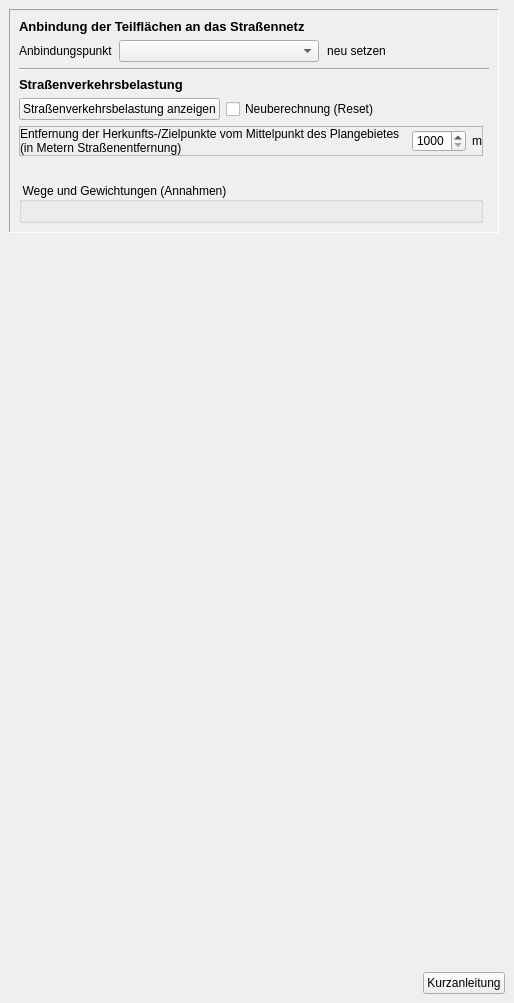
Qt form projektcheck/ui/ProjektCheck_dockwidget_analysis_03-ViU.ui (projektcheck/ProjektCheck-QGIS) before a commit.
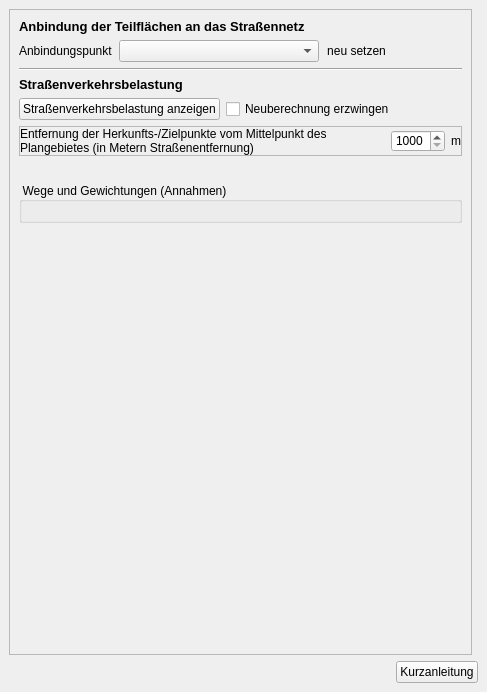
The same form after that commit. Icons and pictures are not drawn.

Commit message: Design as in branch ui_corrections

```diff
--- a/projektcheck/ui/ProjektCheck_dockwidget_analysis_03-ViU.ui
+++ b/projektcheck/ui/ProjektCheck_dockwidget_analysis_03-ViU.ui
@@ -9,8 +9,8 @@
    <rect>
     <x>0</x>
     <y>0</y>
-    <width>514</width>
-    <height>1003</height>
+    <width>487</width>
+    <height>692</height>
    </rect>
   </property>
   <property name="styleSheet">
@@ -57,98 +57,36 @@
   </property>
   <widget class="QWidget" name="dockWidgetContents">
    <layout class="QGridLayout" name="gridLayout">
-    <item row="11" column="0">
-     <spacer name="verticalSpacer_3">
-      <property name="orientation">
-       <enum>Qt::Vertical</enum>
+    <item row="0" column="0">
+     <widget class="QScrollArea" name="scrollArea">
+      <property name="widgetResizable">
+       <bool>true</bool>
       </property>
-      <property name="sizeHint" stdset="0">
-       <size>
-        <width>20</width>
-        <height>40</height>
-       </size>
-      </property>
-     </spacer>
-    </item>
-    <item row="12" column="0" colspan="2">
-     <layout class="QHBoxLayout" name="horizontalLayout_3">
-      <property name="leftMargin">
-       <number>0</number>
-      </property>
-      <property name="topMargin">
-       <number>0</number>
-      </property>
-      <property name="rightMargin">
-       <number>0</number>
-      </property>
-      <property name="bottomMargin">
-       <number>0</number>
-      </property>
+      <widget class="QWidget" name="scrollAreaWidgetContents">
+       <property name="geometry">
+        <rect>
+         <x>0</x>
+         <y>0</y>
+         <width>461</width>
+         <height>618</height>
+        </rect>
+       </property>
+       <layout class="QVBoxLayout" name="verticalLayout_2">
       <item>
-       <spacer name="horizontalSpacer_5">
-        <property name="orientation">
-         <enum>Qt::Horizontal</enum>
-        </property>
-        <property name="sizeHint" stdset="0">
-         <size>
-          <width>40</width>
-          <height>20</height>
-         </size>
-        </property>
-       </spacer>
-      </item>
-      <item>
-       <widget class="QPushButton" name="pushButton_3">
-        <property name="sizePolicy">
-         <sizepolicy hsizetype="Fixed" vsizetype="Fixed">
-          <horstretch>0</horstretch>
-          <verstretch>0</verstretch>
-         </sizepolicy>
-        </property>
-        <property name="layoutDirection">
-         <enum>Qt::LeftToRight</enum>
+         <widget class="QLabel" name="label">
+          <property name="font">
+           <font>
+            <pointsize>10</pointsize>
+            <weight>75</weight>
+            <bold>true</bold>
+           </font>
         </property>
         <property name="text">
-         <string>Kurzanleitung</string>
-        </property>
-        <property name="icon">
-         <iconset>
-          <normaloff>../../images/iconset_mob/20190619_iconset_mob_info_2.png</normaloff>../../images/iconset_mob/20190619_iconset_mob_info_2.png</iconset>
-        </property>
-       </widget>
-      </item>
-     </layout>
-    </item>
-    <item row="1" column="0">
-     <widget class="QFrame" name="frame">
-      <property name="frameShape">
-       <enum>QFrame::Panel</enum>
-      </property>
-      <property name="frameShadow">
-       <enum>QFrame::Sunken</enum>
-      </property>
-      <layout class="QGridLayout" name="gridLayout_2">
-       <item row="2" column="0" colspan="2">
-        <widget class="Line" name="line_3">
-         <property name="orientation">
-          <enum>Qt::Horizontal</enum>
-         </property>
-        </widget>
-       </item>
-       <item row="9" column="0">
-        <spacer name="horizontalSpacer_3">
-         <property name="orientation">
-          <enum>Qt::Horizontal</enum>
-         </property>
-         <property name="sizeHint" stdset="0">
-          <size>
-           <width>40</width>
-           <height>20</height>
-          </size>
-         </property>
-        </spacer>
-       </item>
-       <item row="1" column="0" colspan="2">
+           <string>Anbindung der Teilflächen an das Straßennetz</string>
+          </property>
+         </widget>
+        </item>
+        <item>
         <layout class="QHBoxLayout" name="horizontalLayout">
          <item>
           <widget class="QLabel" name="label_3">
@@ -209,7 +147,14 @@
          </item>
         </layout>
        </item>
-       <item row="3" column="0">
+        <item>
+         <widget class="Line" name="line_3">
+          <property name="orientation">
+           <enum>Qt::Horizontal</enum>
+          </property>
+         </widget>
+        </item>
+        <item>
         <widget class="QLabel" name="label_2">
          <property name="font">
           <font>
@@ -223,7 +168,7 @@
          </property>
         </widget>
        </item>
-       <item row="6" column="0">
+        <item>
         <layout class="QHBoxLayout" name="horizontalLayout_4">
          <item>
           <widget class="QPushButton" name="calculate_traffic_button">
@@ -248,7 +193,7 @@
          <item>
           <widget class="QCheckBox" name="recalculate_check">
            <property name="text">
-            <string>Neuberechnung (Reset)</string>
+             <string>Neuberechnung erzwingen</string>
            </property>
           </widget>
          </item>
@@ -267,21 +212,7 @@
          </item>
         </layout>
        </item>
-       <item row="0" column="0">
-        <widget class="QLabel" name="label">
-         <property name="font">
-          <font>
-           <pointsize>10</pointsize>
-           <weight>75</weight>
-           <bold>true</bold>
-          </font>
-         </property>
-         <property name="text">
-          <string>Anbindung der Teilflächen an das Straßennetz</string>
-         </property>
-        </widget>
-       </item>
-       <item row="7" column="0">
+        <item>
         <widget class="QFrame" name="distance_frame">
          <property name="enabled">
           <bool>true</bool>
@@ -356,7 +287,20 @@
          </layout>
         </widget>
        </item>
-       <item row="10" column="0">
+        <item>
+         <spacer name="horizontalSpacer_3">
+          <property name="orientation">
+           <enum>Qt::Horizontal</enum>
+          </property>
+          <property name="sizeHint" stdset="0">
+           <size>
+            <width>40</width>
+            <height>20</height>
+           </size>
+          </property>
+         </spacer>
+        </item>
+        <item>
         <widget class="QGroupBox" name="settings_group">
          <property name="title">
           <string>Wege und Gewichtungen (Annahmen)</string>
@@ -364,8 +308,71 @@
          <layout class="QVBoxLayout" name="verticalLayout"/>
         </widget>
        </item>
-      </layout>
-     </widget>
+        <item>
+         <spacer name="verticalSpacer_3">
+          <property name="orientation">
+           <enum>Qt::Vertical</enum>
+          </property>
+          <property name="sizeHint" stdset="0">
+           <size>
+            <width>20</width>
+            <height>40</height>
+           </size>
+          </property>
+         </spacer>
+        </item>
+       </layout>
+      </widget>
+     </widget>
+    </item>
+    <item row="11" column="0" colspan="2">
+     <layout class="QHBoxLayout" name="horizontalLayout_3">
+      <property name="leftMargin">
+       <number>0</number>
+      </property>
+      <property name="topMargin">
+       <number>0</number>
+      </property>
+      <property name="rightMargin">
+       <number>0</number>
+      </property>
+      <property name="bottomMargin">
+       <number>0</number>
+      </property>
+      <item>
+       <spacer name="horizontalSpacer_5">
+        <property name="orientation">
+         <enum>Qt::Horizontal</enum>
+        </property>
+        <property name="sizeHint" stdset="0">
+         <size>
+          <width>40</width>
+          <height>20</height>
+         </size>
+        </property>
+       </spacer>
+      </item>
+      <item>
+       <widget class="QPushButton" name="pushButton_3">
+        <property name="sizePolicy">
+         <sizepolicy hsizetype="Fixed" vsizetype="Fixed">
+          <horstretch>0</horstretch>
+          <verstretch>0</verstretch>
+         </sizepolicy>
+        </property>
+        <property name="layoutDirection">
+         <enum>Qt::LeftToRight</enum>
+        </property>
+        <property name="text">
+         <string>Kurzanleitung</string>
+        </property>
+        <property name="icon">
+         <iconset>
+          <normaloff>../../../../../images/iconset_mob/20190619_iconset_mob_info_2.png</normaloff>../../../../../images/iconset_mob/20190619_iconset_mob_info_2.png</iconset>
+        </property>
+       </widget>
+      </item>
+     </layout>
     </item>
    </layout>
   </widget>
```
Lines whose indentation alone changed are shown as unchanged. The commit also changes 1 other file.
